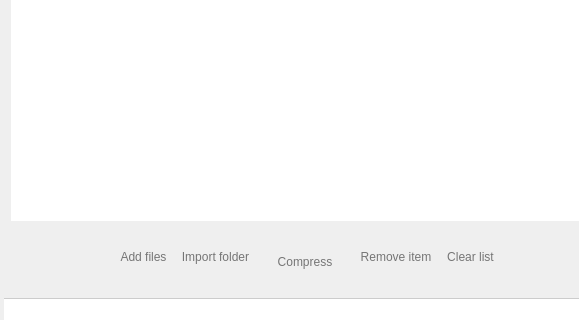
Old version of the form caesiumph.ui in the repository Lymphatus/CaesiumPH; both pictures show x 0 to 579 and y 180 to 500 of the 880 by 500 pixel window.
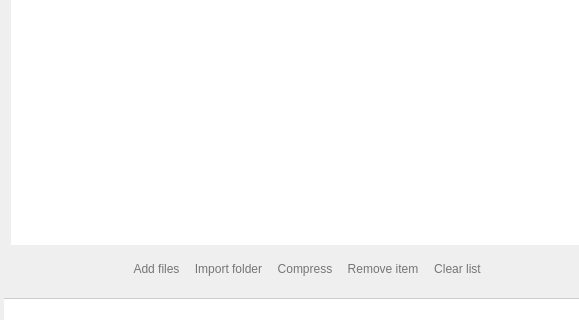
New version of the form. Icons and pictures are not drawn. Custom widgets are drawn as their Qt base class.

Diff of the .ui file:
```diff
--- a/caesiumph.ui
+++ b/caesiumph.ui
@@ -235,8 +235,8 @@
         </property>
         <property name="iconSize">
          <size>
-          <width>32</width>
-          <height>32</height>
+          <width>26</width>
+          <height>26</height>
          </size>
         </property>
         <property name="toolButtonStyle">
@@ -281,8 +281,8 @@
         </property>
         <property name="iconSize">
          <size>
-          <width>32</width>
-          <height>32</height>
+          <width>26</width>
+          <height>26</height>
          </size>
         </property>
         <property name="toolButtonStyle">
@@ -300,8 +300,8 @@
         </property>
         <property name="minimumSize">
          <size>
-          <width>90</width>
-          <height>74</height>
+          <width>0</width>
+          <height>0</height>
          </size>
         </property>
         <property name="maximumSize">
@@ -333,8 +333,8 @@
         </property>
         <property name="iconSize">
          <size>
-          <width>48</width>
-          <height>48</height>
+          <width>32</width>
+          <height>32</height>
          </size>
         </property>
         <property name="toolButtonStyle">
@@ -382,8 +382,8 @@
         </property>
         <property name="iconSize">
          <size>
-          <width>32</width>
-          <height>32</height>
+          <width>26</width>
+          <height>26</height>
          </size>
         </property>
         <property name="toolButtonStyle">
@@ -431,8 +431,8 @@
         </property>
         <property name="iconSize">
          <size>
-          <width>32</width>
-          <height>32</height>
+          <width>26</width>
+          <height>26</height>
          </size>
         </property>
         <property name="toolButtonStyle">
```
